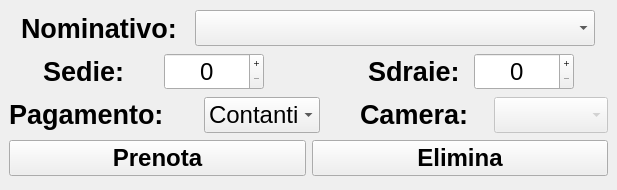
This is ui/prenota_ombrellone.ui in Raccispini/Progetto-Hotel as Qt 5 draws it before an edit. The edited form follows.
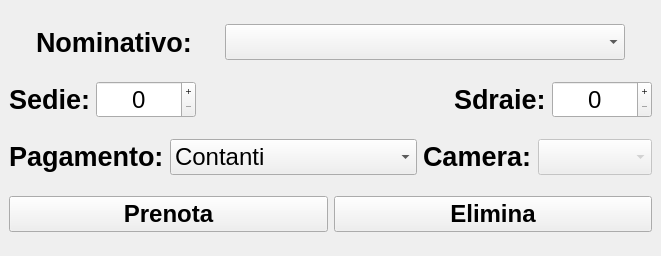
This is the edited form. Icons and pictures are not drawn.

Diff of the .ui file:
```diff
--- a/ui/prenota_ombrellone.ui
+++ b/ui/prenota_ombrellone.ui
@@ -6,10 +6,22 @@
    <rect>
     <x>0</x>
     <y>0</y>
-    <width>611</width>
-    <height>190</height>
+    <width>661</width>
+    <height>256</height>
    </rect>
   </property>
+  <property name="minimumSize">
+   <size>
+    <width>661</width>
+    <height>256</height>
+   </size>
+  </property>
+  <property name="maximumSize">
+   <size>
+    <width>661</width>
+    <height>256</height>
+   </size>
+  </property>
   <property name="windowTitle">
    <string>Prenota ombrellone</string>
   </property>
@@ -19,8 +31,8 @@
   </property>
   <widget class="QWidget" name="centralwidget">
    <layout class="QGridLayout" name="gridLayout">
-    <item row="0" column="0">
-     <layout class="QHBoxLayout" name="horizontalLayout">
+    <item row="0" column="0" colspan="2">
+     <layout class="QHBoxLayout" name="horizontalLayout_2">
       <item>
        <widget class="QLabel" name="label">
         <property name="sizePolicy">
@@ -77,29 +89,15 @@
      </layout>
     </item>
     <item row="1" column="0">
-     <layout class="QHBoxLayout" name="horizontalLayout_4">
-      <property name="spacing">
-       <number>70</number>
-      </property>
-      <item>
-       <layout class="QHBoxLayout" name="horizontalLayout_2">
-        <property name="spacing">
-         <number>25</number>
-        </property>
+     <layout class="QHBoxLayout" name="horizontalLayout">
         <item>
          <widget class="QLabel" name="label_2">
           <property name="sizePolicy">
-           <sizepolicy hsizetype="Fixed" vsizetype="Fixed">
+         <sizepolicy hsizetype="Preferred" vsizetype="Fixed">
             <horstretch>0</horstretch>
             <verstretch>0</verstretch>
            </sizepolicy>
           </property>
-          <property name="maximumSize">
-           <size>
-            <width>96</width>
-            <height>33</height>
-           </size>
-          </property>
           <property name="font">
            <font>
             <pointsize>20</pointsize>
@@ -156,25 +154,29 @@
         </item>
        </layout>
       </item>
+    <item row="1" column="1">
+     <layout class="QHBoxLayout" name="horizontalLayout_5">
       <item>
-       <layout class="QHBoxLayout" name="horizontalLayout_3">
-        <property name="spacing">
-         <number>10</number>
+       <spacer name="horizontalSpacer">
+        <property name="orientation">
+         <enum>Qt::Horizontal</enum>
         </property>
+        <property name="sizeHint" stdset="0">
+         <size>
+          <width>40</width>
+          <height>20</height>
+         </size>
+        </property>
+       </spacer>
+      </item>
         <item>
          <widget class="QLabel" name="label_3">
           <property name="sizePolicy">
-           <sizepolicy hsizetype="Fixed" vsizetype="Fixed">
+         <sizepolicy hsizetype="Preferred" vsizetype="Preferred">
             <horstretch>0</horstretch>
             <verstretch>0</verstretch>
            </sizepolicy>
           </property>
-          <property name="maximumSize">
-           <size>
-            <width>96</width>
-            <height>33</height>
-           </size>
-          </property>
           <property name="font">
            <font>
             <pointsize>20</pointsize>
@@ -231,15 +233,8 @@
         </item>
        </layout>
       </item>
-     </layout>
-    </item>
-    <item row="2" column="0">
-     <layout class="QHBoxLayout" name="horizontalLayout_8">
-      <property name="spacing">
-       <number>40</number>
-      </property>
-      <item>
-       <layout class="QHBoxLayout" name="horizontalLayout_6">
+    <item row="2" column="0" colspan="2">
+     <layout class="QHBoxLayout" name="horizontalLayout_3">
         <item>
          <widget class="QLabel" name="label_4">
           <property name="sizePolicy">
@@ -299,13 +294,6 @@
           </item>
          </widget>
         </item>
-       </layout>
-      </item>
-      <item>
-       <layout class="QHBoxLayout" name="horizontalLayout_7">
-        <property name="spacing">
-         <number>25</number>
-        </property>
         <item>
          <widget class="QLabel" name="label_5">
           <property name="sizePolicy">
@@ -349,10 +337,8 @@
         </item>
        </layout>
       </item>
-     </layout>
-    </item>
-    <item row="3" column="0">
-     <layout class="QHBoxLayout" name="horizontalLayout_5">
+    <item row="3" column="0" colspan="2">
+     <layout class="QHBoxLayout" name="horizontalLayout_4">
       <item>
        <widget class="QPushButton" name="pB_prenota_ombrellone">
         <property name="font">
```
Left out of the diff: 2 changed lines with no effect on the pictures. Lines whose indentation alone changed are shown as unchanged.
